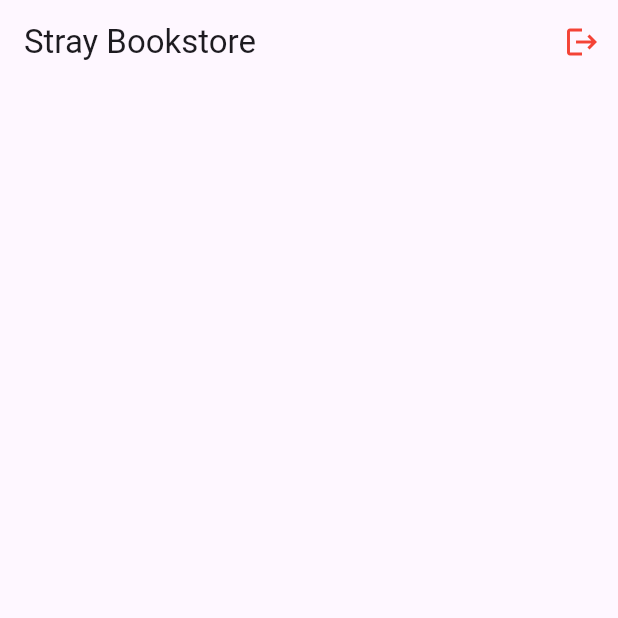
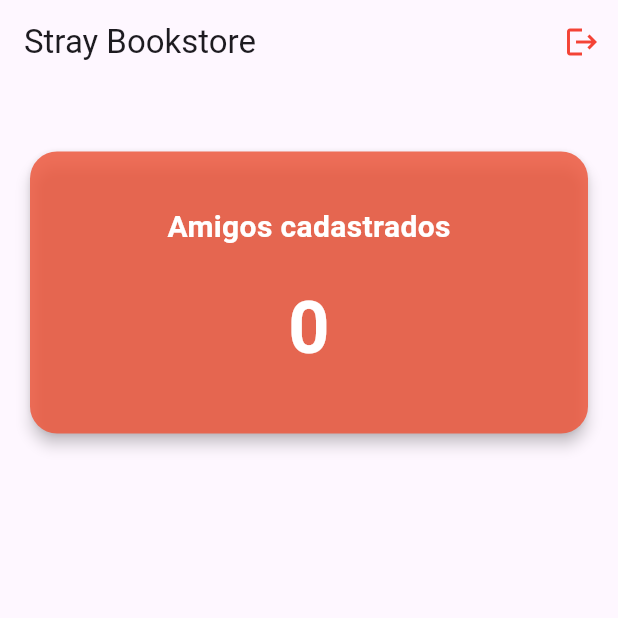
Before and after one commit to KlayRodrigs/stray-bookstore-app-flutter, a Flutter app: the HomeScreen screen opened by its route, on a phone screen of 412 x 824 dp, the top half of it. Run offline on Flutter 3.47's test engine with Material 3 defaults, Android fonts, the light colour scheme and no system bars; our stand-ins replace cloud_firestore, dio, firebase_auth, firebase_core, get_it, go_router; accounts and stored records are empty.

Commit message:
feat: friend CRUD feature

```diff
--- a/lib/app/core/inject.dart
+++ b/lib/app/core/inject.dart
@@ -2,6 +2,7 @@ import 'package:dio/dio.dart';
 import 'package:get_it/get_it.dart';
 import 'package:stray_bookstore_app/app/core/router_manager.dart';
 import 'package:stray_bookstore_app/app/repositories/auth_repository.dart';
+import 'package:stray_bookstore_app/app/repositories/friend_repository.dart';
 
 final inject = GetIt.instance;
 
@@ -10,5 +11,7 @@ void setup() {
 
   inject.registerLazySingleton<AuthRepository>(() => AuthRepository());
 
+  inject.registerLazySingleton<FriendRepository>(() => FriendRepository());
+
   inject.registerFactory<RouterManager>(() => RouterManager());
 }
--- a/lib/app/core/router_manager.dart
+++ b/lib/app/core/router_manager.dart
@@ -1,5 +1,6 @@
 import 'package:flutter/widgets.dart';
 import 'package:go_router/go_router.dart';
+import 'package:stray_bookstore_app/app/screens/friend_screen/friend_screen.dart';
 import 'package:stray_bookstore_app/app/screens/home_screen/home_screen.dart';
 import 'package:stray_bookstore_app/app/screens/onboarding_screen/onboarding_screen.dart';
 
@@ -13,12 +14,14 @@ class RouterProfile {
 class RouterManager {
   static final onboardingScreen = RouterProfile(name: "onboarding-screen", path: "/onboarding-screen");
   static final homeScreen = RouterProfile(name: "home-screen", path: "/home-screen");
+  static final friendScreen = RouterProfile(name: "friend-screen", path: "/friend-screen");
 
   final router = GoRouter(
     initialLocation: onboardingScreen.path,
     routes: [
       GoRoute(path: onboardingScreen.path, name: onboardingScreen.name, builder: (_, __) => OnboardingScreen.create()),
       GoRoute(path: homeScreen.path, name: homeScreen.name, builder: (_, __) => HomeScreen.create()),
+      GoRoute(path: friendScreen.path, name: friendScreen.name, builder: (_, __) => FriendScreen.create()),
     ],
   );
 
@@ -29,4 +32,8 @@ class RouterManager {
   void navigateToHomeScreen(BuildContext context) {
     context.goNamed(homeScreen.name);
   }
+
+  void navigateToFriendScreen(BuildContext context) {
+    context.pushNamed(friendScreen.name);
+  }
 }
--- /dev/null
+++ b/lib/app/repositories/friend_repository.dart
@@ -0,0 +1,17 @@
+import 'package:cloud_firestore/cloud_firestore.dart';
+import '../models/friend_dto.dart';
+
+class FriendRepository {
+  final _collection = FirebaseFirestore.instance.collection('friends');
+
+  Future<List<FriendDto>> getFriends() async {
+    final snapshot = await _collection.get();
+    return snapshot.docs.map((doc) => FriendDto.fromCollection(doc.data(), doc.id)).toList();
+  }
+
+  Future<void> addFriend(FriendDto friend) async => await _collection.add(friend.toJson());
+
+  Future<void> removeFriend(String id) async => await _collection.doc(id).delete();
+
+  Future<void> updateFriend(FriendDto friend) async => await _collection.doc(friend.id).update(friend.toJson());
+}
--- /dev/null
+++ b/lib/app/screens/home_screen/components/friend_count/friend_count_card.dart
@@ -0,0 +1,68 @@
+import 'package:flutter/material.dart';
+import 'package:provider/provider.dart';
+import 'package:stray_bookstore_app/app/core/inject.dart';
+import 'package:stray_bookstore_app/app/core/router_manager.dart';
+import 'package:stray_bookstore_app/app/repositories/friend_repository.dart';
+import 'package:stray_bookstore_app/app/shared/styles/app_colors.dart';
+import 'frind_count_view_model.dart';
+
+class FriendCountCard extends StatefulWidget {
+  const FriendCountCard({super.key});
+
+  static Widget create() {
+    return ChangeNotifierProvider<FriendCountViewModel>(
+      create: (_) => FriendCountViewModel(repository: inject<FriendRepository>()),
+      builder: (context, child) => const FriendCountCard(),
+    );
+  }
+
+  @override
+  State<FriendCountCard> createState() => _FriendCountCardState();
+}
+
+class _FriendCountCardState extends State<FriendCountCard> {
+  final router = inject<RouterManager>();
+  FriendCountViewModel? model;
+
+  @override
+  void initState() {
+    super.initState();
+    model = context.read();
+    WidgetsBinding.instance.addPostFrameCallback((_) async => await model!.fetchFriendCount());
+  }
+
+  @override
+  Widget build(BuildContext context) {
+    model = context.watch();
+
+    return InkWell(
+      onTap: () => router.navigateToFriendScreen(context),
+      hoverColor: Colors.transparent,
+      splashColor: Colors.transparent,
+      highlightColor: Colors.transparent,
+      child: Card(
+        margin: const EdgeInsets.symmetric(horizontal: 20, vertical: 24),
+        elevation: 4,
+        shape: RoundedRectangleBorder(borderRadius: BorderRadius.circular(18)),
+        color: AppColors.primary.withValues(alpha: 0.85),
+        child: Container(
+          width: double.infinity,
+          padding: const EdgeInsets.symmetric(vertical: 36, horizontal: 24),
+          child: Column(
+            crossAxisAlignment: CrossAxisAlignment.center,
+            children: [
+              const Text('Amigos cadastrados', style: TextStyle(color: AppColors.white, fontSize: 20, fontWeight: FontWeight.bold)),
+              const SizedBox(height: 18),
+              if (model!.state.isLoading)
+                const CircularProgressIndicator(color: AppColors.white)
+              else if (model!.state.isError)
+                const Icon(Icons.error_outline, color: AppColors.white, size: 36)
+              else
+                Text('${model!.count}', style: const TextStyle(color: AppColors.white, fontSize: 48, fontWeight: FontWeight.bold, letterSpacing: 2)),
+            ],
+          ),
+        ),
+      ),
+    );
+  }
+}
--- /dev/null
+++ b/lib/app/screens/home_screen/components/friend_count/frind_count_view_model.dart
@@ -0,0 +1,39 @@
+import 'package:flutter/material.dart';
+import 'package:stray_bookstore_app/app/core/safe_notifier.dart';
+import 'package:stray_bookstore_app/app/repositories/friend_repository.dart';
+
+enum FriendCountState {
+  loading,
+  content,
+  error;
+
+  bool get isLoading => this == FriendCountState.loading;
+  bool get isContent => this == FriendCountState.content;
+  bool get isError => this == FriendCountState.error;
+}
+
+class FriendCountViewModel with ChangeNotifier, SafeNotifierMixin {
+  FriendCountViewModel({required this.repository});
+  final FriendRepository repository;
+
+  int count = 0;
+  FriendCountState state = FriendCountState.loading;
+  String? errorMessage;
+
+  Future<void> fetchFriendCount() async {
+    try {
+      emitState(FriendCountState.loading);
+      final friends = await repository.getFriends();
+      count = friends.length;
+      emitState(FriendCountState.content);
+    } catch (e) {
+      errorMessage = 'Erro ao buscar amigos: ${e.toString()}';
+      emitState(FriendCountState.error);
+    }
+  }
+
+  emitState(FriendCountState state) {
+    this.state = state;
+    notify();
+  }
+}
--- a/lib/app/screens/home_screen/home_screen.dart
+++ b/lib/app/screens/home_screen/home_screen.dart
@@ -3,6 +3,7 @@ import 'package:provider/provider.dart';
 import 'package:stray_bookstore_app/app/core/inject.dart';
 import 'package:stray_bookstore_app/app/core/router_manager.dart';
 import 'package:stray_bookstore_app/app/repositories/auth_repository.dart';
+import 'package:stray_bookstore_app/app/screens/home_screen/components/friend_count/friend_count_card.dart';
 import 'package:stray_bookstore_app/app/screens/home_screen/home_view_model.dart';
 
 class HomeScreen extends StatefulWidget {
@@ -44,7 +45,7 @@ class _HomeScreenState extends State<HomeScreen> {
           ),
         ],
       ),
-      body: Center(child: Text(model!.currentUser?.email ?? "")),
+      body: Column(children: [Center(child: Text(model!.currentUser?.email ?? "")), FriendCountCard.create()]),
     );
   }
 }
--- a/lib/app/screens/onboarding_screen/onboarding_screen.dart
+++ b/lib/app/screens/onboarding_screen/onboarding_screen.dart
@@ -21,8 +21,8 @@ class OnboardingScreen extends StatefulWidget {
 
 class _OnboardingScreenState extends State<OnboardingScreen> {
   bool isLogin = true;
-  final emailController = TextEditingController();
-  final passwordController = TextEditingController();
+  final emailController = TextEditingController(text: "klayrodrigsdev@gmail.com");
+  final passwordController = TextEditingController(text: "Gabriel123@");
   bool showSplash = true;
 
   @override
--- a/lib/app/shared/styles/app_colors.dart
+++ b/lib/app/shared/styles/app_colors.dart
@@ -4,4 +4,6 @@ class AppColors {
   static const Color primary = Color.fromRGBO(237, 88, 61, 1);
   static const Color secondary = Color.fromRGBO(0, 30, 50, 1);
   static const Color white = Colors.white;
+  static const Color primaryOpacity = Color.fromRGBO(237, 88, 61, 0.78);
+  static const Color dangerColor = Color.fromARGB(255, 53, 11, 11);
 }
--- a/lib/app/shared/widgets/splash_screen.dart
+++ b/lib/app/shared/widgets/splash_screen.dart
@@ -17,11 +17,11 @@ class _SplashScreenState extends State<SplashScreen> {
   @override
   void initState() {
     super.initState();
-    pawTimer = Timer.periodic(const Duration(seconds: 2), (timer) {
+    pawTimer = Timer.periodic(const Duration(milliseconds: 200), (timer) {
       setState(() => pawCount++);
       if (pawCount >= 3) {
         pawTimer?.cancel();
-        Future.delayed(const Duration(milliseconds: 600), () {
+        Future.delayed(const Duration(milliseconds: 300), () {
           if (widget.onFinish != null) widget.onFinish!();
         });
       }
```
Also changed, not shown: lib/app/models/friend_dto.dart (+19 -0 lines), lib/app/screens/friend_screen/components/add_friend_bottom_sheet.dart (added, +162 -0 lines), lib/app/screens/friend_screen/components/friend_card.dart (added, +52 -0 lines), lib/app/screens/friend_screen/components/friend_error_state.dart (added, +28 -0 lines), lib/app/screens/friend_screen/components/friend_list.dart (added, +56 -0 lines), lib/app/screens/friend_screen/components/friend_not_found.dart (added, +21 -0 lines), lib/app/screens/friend_screen/friend_screen.dart (added, +77 -0 lines), lib/app/screens/friend_screen/friend_view_model.dart (added, +76 -0 lines).
